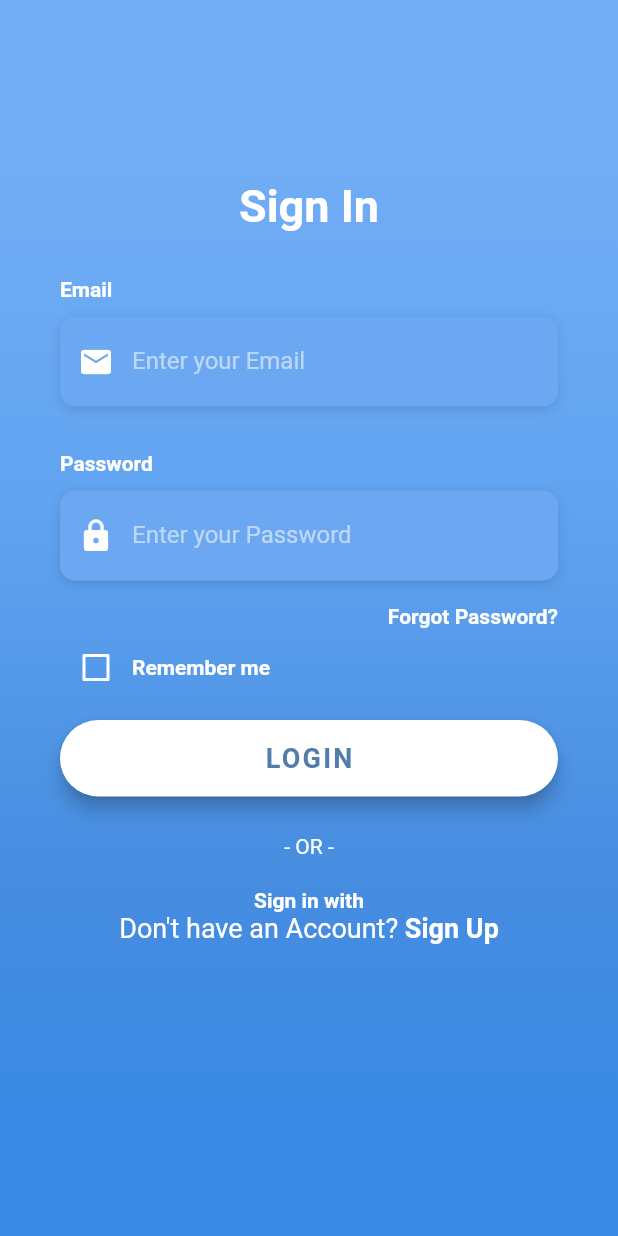
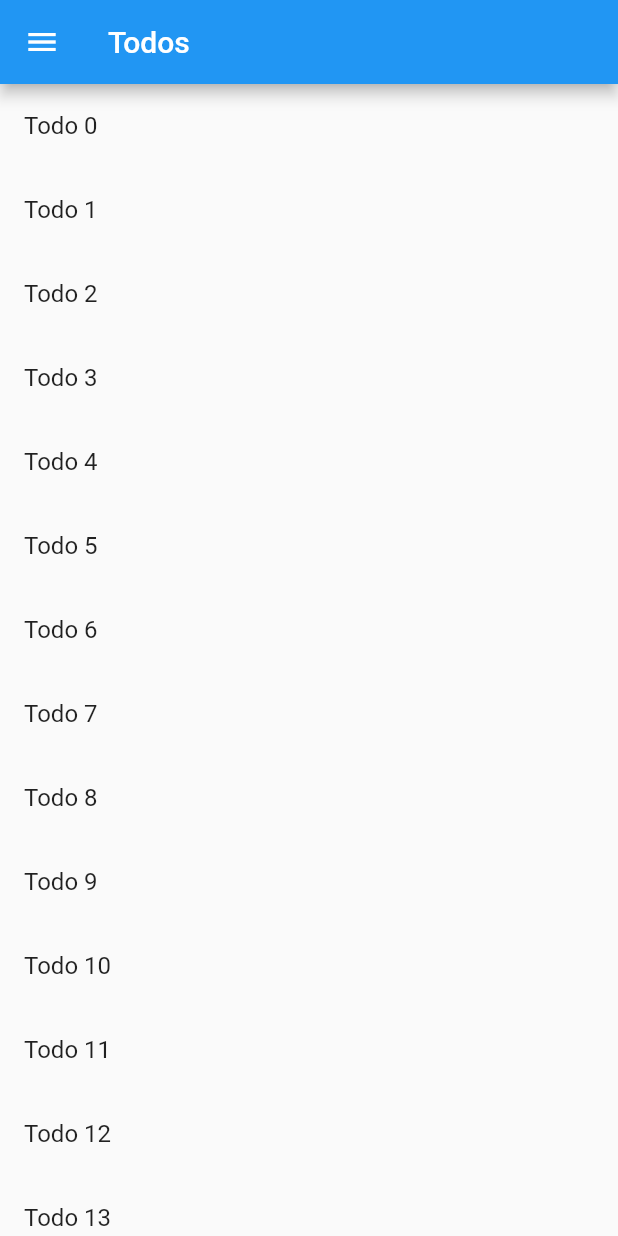
Before and after one commit to dduck123/Delta-53, a Flutter app: the screen it shows after launch, after a tap on "LOGIN", on a phone screen of 412 x 824 dp. Run offline on Flutter 3.47's test engine with Material 2 defaults, Android fonts, the phone set to English and light mode, and no system bars; Roboto replaces fonts that are missing (OpenSans).

```diff
--- a/my_app/lib/login_page.dart
+++ b/my_app/lib/login_page.dart
@@ -1,6 +1,7 @@
 import 'package:flutter/material.dart';
 import 'package:flutter/services.dart';
 import 'package:my_app/constants.dart';
+import 'package:my_app/mainpage.dart';
 
 class LoginScreen extends StatefulWidget {
   @override
@@ -127,7 +128,7 @@ class _LoginScreenState extends State<LoginScreen> {
       width: double.infinity,
       child: RaisedButton(
         elevation: 5.0,
-        onPressed: () => print('Login Button Pressed'),
+        onPressed: () => toDoMain(),
         padding: EdgeInsets.all(15.0),
         shape: RoundedRectangleBorder(
           borderRadius: BorderRadius.circular(30.0),
--- a/my_app/lib/main.dart
+++ b/my_app/lib/main.dart
@@ -1,5 +1,6 @@
 import 'package:flutter/material.dart';
 import 'package:my_app/login_page.dart';
+
 
 void main() {
   runApp(MyApp());
--- /dev/null
+++ b/my_app/lib/mainpage.dart
@@ -0,0 +1,158 @@
+import 'package:flutter/foundation.dart';
+import 'package:flutter/material.dart';
+import 'package:my_app/login_page.dart';
+
+
+class Todo {
+  final String title;
+  final String description;
+
+  const Todo(this.title, this.description);
+}
+
+void toDoMain() {
+  runApp(
+    MaterialApp(
+      title: 'Passing Data',
+      home: TodosScreen(
+        todos: List.generate(
+          20,
+              (i) => Todo(
+            'Todo $i',
+            'A description of what needs to be done for Todo $i',
+          ),
+        ),
+      ),
+    ),
+  );
+}
+
+class TodosScreen extends StatelessWidget {
+  const TodosScreen({Key? key, required this.todos}) : super(key: key);
+
+  final List<Todo> todos;
+
+  @override
+  Widget build(BuildContext context) {
+    return Scaffold(
+      appBar: AppBar(
+        title: const Text('Todos'),
+      ),
+      body: ListView.builder(
+        itemCount: todos.length,
+        itemBuilder: (context, index) {
+          return ListTile(
+            title: Text(todos[index].title),
+            // When a user taps the ListTile, navigate to the DetailScreen.
+            // Notice that you're not only creating a DetailScreen, you're
+            // also passing the current todo through to it.
+            onTap: () {
+              Navigator.push(
+                context,
+                MaterialPageRoute(
+                  builder: (context) => DetailScreen(todo: todos[index]),
+                ),
+              );
+            },
+          );
+        },
+      ),
+      drawer: Drawer(
+        child: ListView(
+          padding: EdgeInsets.zero,
+          children: [
+            const DrawerHeader(
+              decoration: BoxDecoration(
+                  color: Colors.orange
+              ),
+            child: Text("View"),
+            ),
+            ListTile(
+              title: const Text("Home"),
+              onTap: () {
+                Navigator.pop(context);
+              },
+            ),
+            ListTile(
+              title: const Text('Notification'),
+              onTap: () {
+                // Update the state of the app
+                // ...
+                // Then close the drawer
+                Navigator.pop(context);
+              },
+            ),
+            ListTile(
+              title: const Text('Request'),
+              onTap: () {
+                // Update the state of the app
+                // ...
+                // Then close the drawer
+                Navigator.pop(context);
+              },
+            ),
+            ListTile(
+              title: const Text('Leaves'),
+              onTap: () {
+                // Update the state of the app
+                // ...
+                // Then close the drawer
+                Navigator.pop(context);
+              },
+            ),
+            ListTile(
+              title: const Text('Payslip'),
+              onTap: () {
+                // Update the state of the app
+                // ...
+                // Then close the drawer
+                Navigator.pop(context);
+              },
+            ),
+            ListTile(
+              title: const Text('Announcement'),
+              onTap: () {
+                // Update the state of the app
+                // ...
+                // Then close the drawer
+                Navigator.pop(context);
+              },
+            ),
+            ListTile(
+              title: const Text('Log Out'),
+              onTap: () {
+                // Update the state of the app
+                // ...
+                // Then close the drawer
+                Navigator.pop(context);
+
+              },
+            ),
+          ],
+        ),
+      ),
+    );
+  }
+}
+
+class DetailScreen extends StatelessWidget {
+  // In the constructor, require a Todo.
+  const DetailScreen({Key? key, required this.todo}) : super(key: key);
+
+  // Declare a field that holds the Todo.
+  final Todo todo;
+
+  @override
+  Widget build(BuildContext context) {
+    // Use the Todo to create the UI.
+    return Scaffold(
+      appBar: AppBar(
+        title: Text(todo.title),
+      ),
+      body: Padding(
+        padding: const EdgeInsets.all(16.0),
+        child: Text(todo.description),
+      ),
+    );
+  }
+}
```
